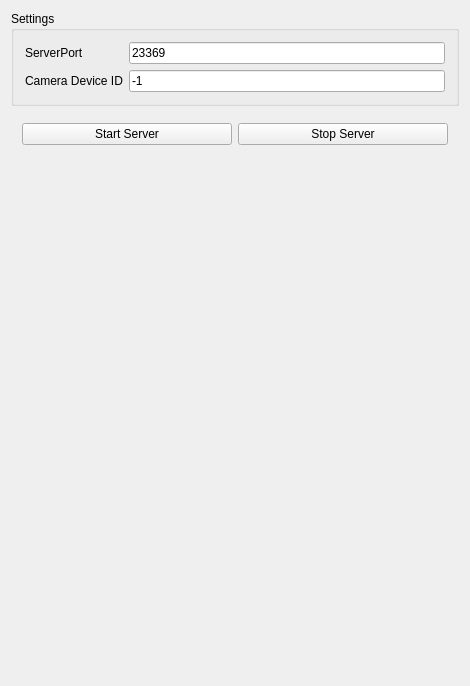
Before: the Qt Designer form MirrorServer/Server/mainwindow.ui in thijser/ARGAME, drawn with Qt 5.
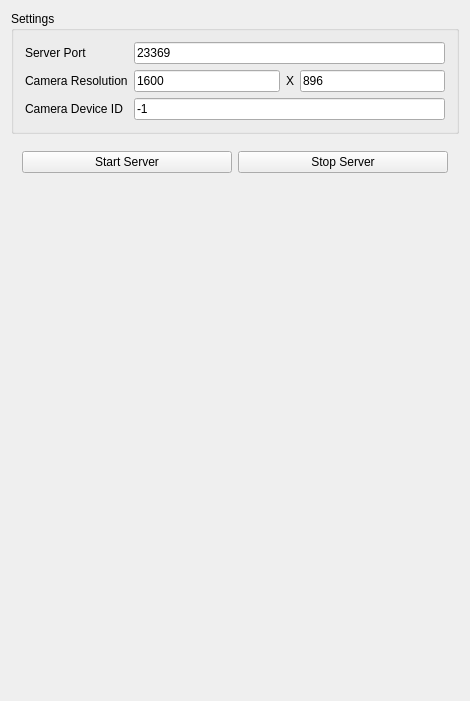
After: the same form once the commit is applied.

Commit message:
Added resolution options to server UI.
Also added error handling to server.

Patch:
```diff
--- a/MirrorServer/Server/mainwindow.ui
+++ b/MirrorServer/Server/mainwindow.ui
@@ -33,7 +33,7 @@
        <string>Settings</string>
       </property>
       <layout class="QFormLayout" name="formLayout">
-       <item row="1" column="0">
+       <item row="2" column="0">
         <widget class="QLabel" name="serverLabel">
          <property name="sizePolicy">
           <sizepolicy hsizetype="Fixed" vsizetype="Preferred">
@@ -42,11 +42,11 @@
           </sizepolicy>
          </property>
          <property name="text">
-          <string>ServerPort</string>
+          <string>Server Port</string>
          </property>
         </widget>
        </item>
-       <item row="1" column="1">
+       <item row="2" column="1">
         <widget class="QLineEdit" name="serverPort">
          <property name="sizePolicy">
           <sizepolicy hsizetype="Expanding" vsizetype="Fixed">
@@ -68,14 +68,72 @@
          </property>
         </widget>
        </item>
-       <item row="2" column="0">
+       <item row="3" column="0">
+        <widget class="QLabel" name="resolutionLabel">
+         <property name="text">
+          <string>Camera Resolution</string>
+         </property>
+        </widget>
+       </item>
+       <item row="3" column="1">
+        <widget class="QWidget" name="resolution" native="true">
+         <property name="minimumSize">
+          <size>
+           <width>0</width>
+           <height>0</height>
+          </size>
+         </property>
+         <layout class="QHBoxLayout" name="horizontalLayout_2">
+          <property name="leftMargin">
+           <number>0</number>
+          </property>
+          <property name="topMargin">
+           <number>0</number>
+          </property>
+          <property name="rightMargin">
+           <number>0</number>
+          </property>
+          <property name="bottomMargin">
+           <number>0</number>
+          </property>
+          <item>
+           <widget class="QLineEdit" name="camWidth">
+            <property name="text">
+             <string>1600</string>
+            </property>
+            <property name="maxLength">
+             <number>5</number>
+            </property>
+           </widget>
+          </item>
+          <item>
+           <widget class="QLabel" name="sizeLabel">
+            <property name="text">
+             <string>X</string>
+            </property>
+           </widget>
+          </item>
+          <item>
+           <widget class="QLineEdit" name="camHeight">
+            <property name="text">
+             <string>896</string>
+            </property>
+            <property name="maxLength">
+             <number>5</number>
+            </property>
+           </widget>
+          </item>
+         </layout>
+        </widget>
+       </item>
+       <item row="5" column="0">
         <widget class="QLabel" name="cameraLabel">
          <property name="text">
           <string>Camera Device ID</string>
          </property>
         </widget>
        </item>
-       <item row="2" column="1">
+       <item row="5" column="1">
         <widget class="QLineEdit" name="cameraDevice">
          <property name="text">
           <string>-1</string>
```
The commit also changes 6 other files.
